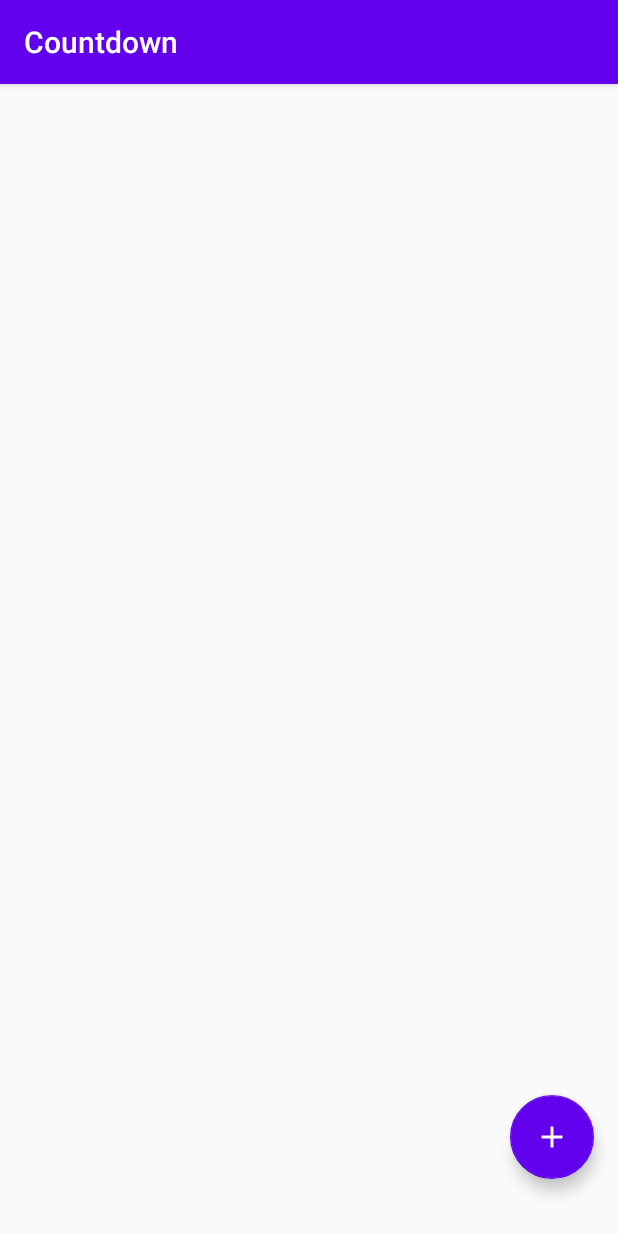
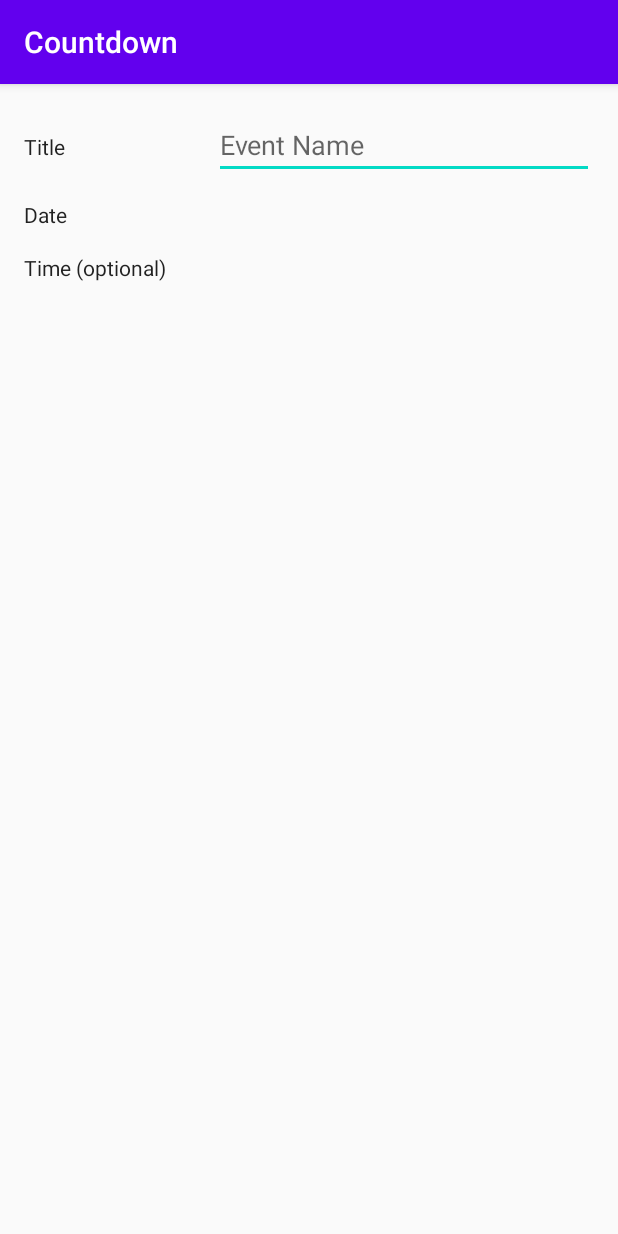
Before and after one commit to marou125/Countdown-app, an Android app: the screen it shows after launch (MainActivity before the commit, EventDetails after it), after a tap on an icon or button, on a phone screen of 412 x 824 dp. Run offline under Robolectric (Android 15) with nearby library versions, the phone set to English and light mode, and no system bars.

Commit message:
Implemented the Intent for the button to start the EventDetails activity where the user inputs information about the Event

```diff
--- a/app/src/main/AndroidManifest.xml
+++ b/app/src/main/AndroidManifest.xml
@@ -9,6 +9,7 @@
         android:roundIcon="@mipmap/ic_launcher_round"
         android:supportsRtl="true"
         android:theme="@style/AppTheme">
+        <activity android:name=".EventDetails"></activity>
         <activity android:name=".MainActivity">
             <intent-filter>
                 <action android:name="android.intent.action.MAIN" />
--- /dev/null
+++ b/app/src/main/java/com/example/countdown/EventDetails.kt
@@ -0,0 +1,11 @@
+package com.example.countdown
+
+import androidx.appcompat.app.AppCompatActivity
+import android.os.Bundle
+
+class EventDetails : AppCompatActivity() {
+    override fun onCreate(savedInstanceState: Bundle?) {
+        super.onCreate(savedInstanceState)
+        setContentView(R.layout.activity_event_details)
+    }
+}
--- a/app/src/main/java/com/example/countdown/MainActivity.kt
+++ b/app/src/main/java/com/example/countdown/MainActivity.kt
@@ -1,5 +1,6 @@
 package com.example.countdown
 
+import android.content.Intent
 import androidx.appcompat.app.AppCompatActivity
 import android.os.Bundle
 import android.view.View
@@ -14,7 +15,8 @@ class MainActivity : AppCompatActivity() {
 
         val fab: View = findViewById(R.id.floatingActionButton)
         fab.setOnClickListener{view ->
-
+            intent = Intent(this, EventDetails::class.java)
+            startActivity(intent)
         }
 
     }
--- /dev/null
+++ b/app/src/main/res/layout/activity_event_details.xml
@@ -0,0 +1,52 @@
+<?xml version="1.0" encoding="utf-8"?>
+<LinearLayout xmlns:android="http://schemas.android.com/apk/res/android"
+    xmlns:tools="http://schemas.android.com/tools"
+    android:layout_width="match_parent"
+    android:layout_height="match_parent"
+    android:orientation="vertical"
+    android:padding="16dp"
+    tools:context=".EventDetails">
+
+    <LinearLayout
+        android:layout_width="match_parent"
+        android:layout_height="wrap_content"
+        android:orientation="horizontal">
+
+        <TextView
+            style="@style/AddEvent"
+            android:text="@string/event_name"/>
+
+        <EditText
+            android:layout_width="0dp"
+            android:layout_weight="2"
+            android:layout_height="wrap_content"
+            android:hint="@string/event_name_hint"
+            android:inputType="text"
+            android:autofillHints="eventname"/>
+
+    </LinearLayout>
+
+    <LinearLayout
+        android:layout_width="match_parent"
+        android:layout_height="wrap_content"
+        android:orientation="horizontal">
+
+        <TextView
+            style="@style/AddEvent"
+            android:text="@string/event_date"/>
+
+    </LinearLayout>
+
+    <LinearLayout
+        android:layout_width="match_parent"
+        android:layout_height="wrap_content"
+        android:orientation="horizontal">
+
+        <TextView
+            style="@style/AddEvent"
+            android:text="@string/event_time" />
+
+    </LinearLayout>
+
+
+</LinearLayout>
--- a/app/src/main/res/layout/activity_main.xml
+++ b/app/src/main/res/layout/activity_main.xml
@@ -14,6 +14,7 @@
 
         android:layout_marginEnd="16dp"
         android:clickable="true"
+        android:focusable="true"
         android:src="@drawable/baseline_add_white_48"
         app:backgroundTint="@color/colorPrimary"
         app:fabSize="normal"
--- a/app/src/main/res/values/strings.xml
+++ b/app/src/main/res/values/strings.xml
@@ -1,3 +1,7 @@
 <resources>
     <string name="app_name">Countdown</string>
+    <string name="event_name">Title</string>
+    <string name="event_name_hint">Event Name</string>
+    <string name="event_date">Date</string>
+    <string name="event_time">Time (optional)</string>
 </resources>
--- a/app/src/main/res/values/styles.xml
+++ b/app/src/main/res/values/styles.xml
@@ -7,4 +7,14 @@
         <item name="colorAccent">@color/colorAccent</item>
     </style>
 
+
+    <!--Optik für das Hinzufügen von Events-->
+
+    <style name="AddEvent" parent ="Theme.AppCompat.Light.DarkActionBar">
+        <item name="android:layout_height">wrap_content</item>
+        <item name="android:layout_width">0dp</item>
+        <item name="android:layout_weight">1</item>
+        <item name="android:paddingTop">16dp</item>
+    </style>
+
 </resources>
```
